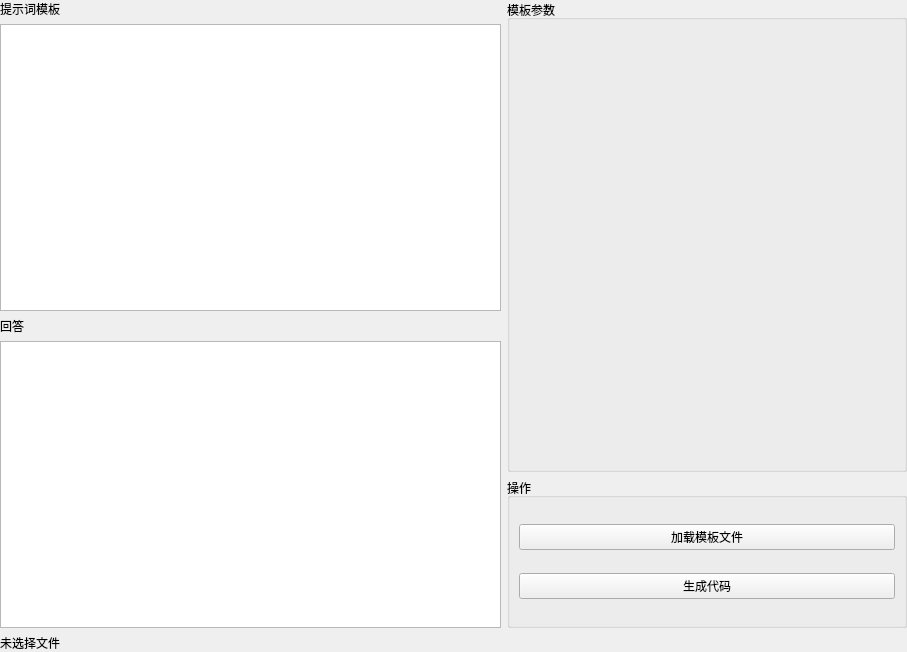
Old version of the form ui/gpt_tab_code_gen_frame.ui in the repository KnockHarder/browserbot.
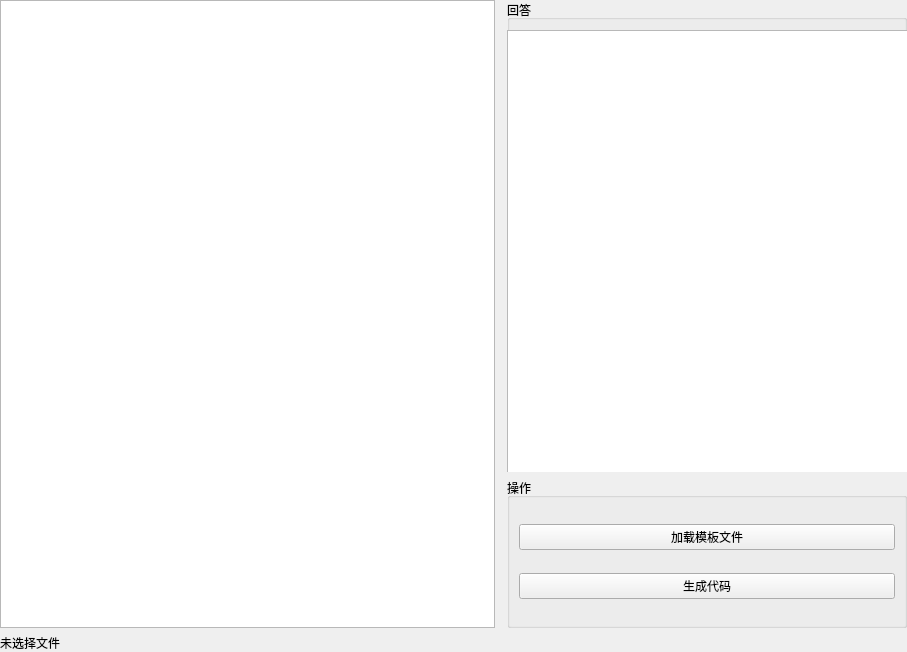
New version of the form.

Commit message: T4514484: 模板优化

Patch:
```diff
--- a/ui/gpt_tab_code_gen_frame.ui
+++ b/ui/gpt_tab_code_gen_frame.ui
@@ -37,6 +37,16 @@
      <property name="leftMargin">
       <number>0</number>
      </property>
+     <item>
+      <widget class="QTableWidget" name="prompt_input_table">
+       <attribute name="horizontalHeaderVisible">
+        <bool>false</bool>
+       </attribute>
+       <attribute name="horizontalHeaderStretchLastSection">
+        <bool>true</bool>
+       </attribute>
+      </widget>
+     </item>
      <item>
       <widget class="QFrame" name="frame_3">
        <layout class="QVBoxLayout" name="verticalLayout">
@@ -52,30 +62,6 @@
         <property name="bottomMargin">
          <number>0</number>
         </property>
-        <item>
-         <widget class="QLabel" name="label_2">
-          <property name="text">
-           <string>提示词模板</string>
-          </property>
-         </widget>
-        </item>
-        <item>
-         <widget class="QPlainTextEdit" name="template_edit"/>
-        </item>
-        <item>
-         <widget class="QLabel" name="label_3">
-          <property name="text">
-           <string>回答</string>
-          </property>
-         </widget>
-        </item>
-        <item>
-         <widget class="QPlainTextEdit" name="plainTextEdit_2">
-          <property name="readOnly">
-           <bool>true</bool>
-          </property>
-         </widget>
-        </item>
        </layout>
       </widget>
      </item>
@@ -102,33 +88,22 @@
         </property>
         <item>
          <widget class="QGroupBox" name="groupBox">
-          <property name="minimumSize">
-           <size>
-            <width>0</width>
-            <height>0</height>
-           </size>
-          </property>
           <property name="title">
-           <string>模板参数</string>
+           <string>回答</string>
           </property>
-          <layout class="QVBoxLayout" name="verticalLayout_4">
-           <item>
-            <layout class="QFormLayout" name="variableForm">
-             <property name="fieldGrowthPolicy">
-              <enum>QFormLayout::ExpandingFieldsGrow</enum>
-             </property>
-             <property name="rowWrapPolicy">
-              <enum>QFormLayout::WrapAllRows</enum>
-             </property>
-             <property name="labelAlignment">
-              <set>Qt::AlignRight|Qt::AlignTop|Qt::AlignTrailing</set>
-             </property>
-             <property name="formAlignment">
-              <set>Qt::AlignLeading|Qt::AlignLeft|Qt::AlignTop</set>
-             </property>
-            </layout>
-           </item>
-          </layout>
+          <widget class="QPlainTextEdit" name="plainTextEdit_2">
+           <property name="geometry">
+            <rect>
+             <x>0</x>
+             <y>30</y>
+             <width>442</width>
+             <height>455</height>
+            </rect>
+           </property>
+           <property name="readOnly">
+            <bool>true</bool>
+           </property>
+          </widget>
          </widget>
         </item>
         <item>
```
Left out of the diff: 36 changed lines with no effect on the pictures. The commit also changes 1 other file.
